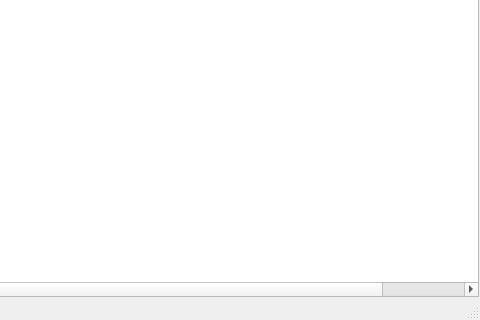
Qt form src/dialog/mainwindowserverlist.ui (Mogara/QSanguosha-v2) before a commit; both pictures show x 124 to 604 and y 110 to 430 of the 604 by 430 pixel window.
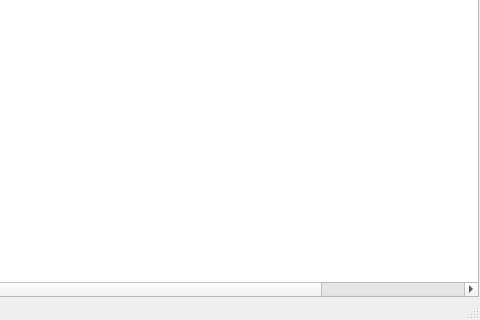
The same form after that commit.

Commit message:
高亮显示官方服务器，显示扩展包
调整栏目大小

Diff of the .ui file:
```diff
--- a/src/dialog/mainwindowserverlist.ui
+++ b/src/dialog/mainwindowserverlist.ui
@@ -51,7 +51,7 @@
        <number>0</number>
       </property>
       <property name="columnCount">
-       <number>7</number>
+       <number>8</number>
       </property>
       <column/>
       <column/>
@@ -60,6 +60,7 @@
       <column/>
       <column/>
       <column/>
+      <column/>
      </widget>
     </item>
    </layout>
```
The commit also changes 2 other files.
